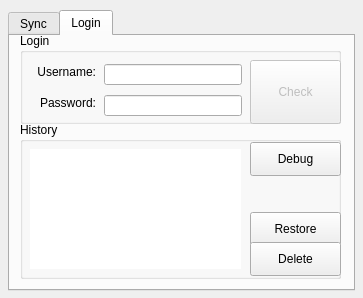
megachweng/Anki-Youdao, file YAsupportFiles/main.ui: the form before one commit.
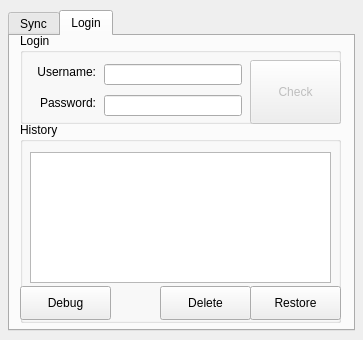
The form after the commit. The open tabs and pages were chosen to show the change.

Commit message: replace listView with Tableview make history as restored or N

Patch:
```diff
--- a/YAsupportFiles/main.ui
+++ b/YAsupportFiles/main.ui
@@ -7,7 +7,7 @@
     <x>0</x>
     <y>0</y>
     <width>363</width>
-    <height>298</height>
+    <height>340</height>
    </rect>
   </property>
   <property name="sizePolicy">
@@ -37,11 +37,11 @@
      <x>8</x>
      <y>10</y>
      <width>347</width>
-     <height>281</height>
+     <height>321</height>
     </rect>
    </property>
    <property name="currentIndex">
-    <number>1</number>
+    <number>0</number>
    </property>
    <widget class="QWidget" name="tab">
     <attribute name="title">
@@ -56,7 +56,7 @@
        <x>11</x>
        <y>85</y>
        <width>319</width>
-       <height>111</height>
+       <height>121</height>
       </rect>
      </property>
      <property name="title">
@@ -198,9 +198,9 @@
     <widget class="QWidget" name="layoutWidget">
      <property name="geometry">
       <rect>
-       <x>10</x>
-       <y>210</y>
-       <width>321</width>
+       <x>20</x>
+       <y>260</y>
+       <width>301</width>
        <height>31</height>
       </rect>
      </property>
@@ -227,6 +227,22 @@
       </item>
      </layout>
     </widget>
+    <widget class="QLabel" name="lastSync">
+     <property name="geometry">
+      <rect>
+       <x>20</x>
+       <y>220</y>
+       <width>301</width>
+       <height>20</height>
+      </rect>
+     </property>
+     <property name="text">
+      <string>Last Sync: None</string>
+     </property>
+     <property name="alignment">
+      <set>Qt::AlignRight|Qt::AlignTrailing|Qt::AlignVCenter</set>
+     </property>
+    </widget>
    </widget>
    <widget class="QWidget" name="tab_2">
     <attribute name="title">
@@ -340,44 +356,17 @@
        <x>10</x>
        <y>86</y>
        <width>321</width>
-       <height>157</height>
+       <height>201</height>
       </rect>
      </property>
      <property name="title">
       <string>History</string>
      </property>
-     <widget class="QListWidget" name="history">
-      <property name="geometry">
-       <rect>
-        <x>10</x>
-        <y>27</y>
-        <width>211</width>
-        <height>120</height>
-       </rect>
-      </property>
-      <property name="font">
-       <font>
-        <pointsize>14</pointsize>
-       </font>
-      </property>
-      <property name="autoFillBackground">
-       <bool>false</bool>
-      </property>
-      <property name="frameShape">
-       <enum>QFrame::NoFrame</enum>
-      </property>
-      <property name="selectionMode">
-       <enum>QAbstractItemView::ExtendedSelection</enum>
-      </property>
-      <property name="wordWrap">
-       <bool>false</bool>
-      </property>
-     </widget>
      <widget class="QPushButton" name="RestoreHistory">
       <property name="geometry">
        <rect>
         <x>230</x>
-        <y>90</y>
+        <y>164</y>
         <width>91</width>
         <height>34</height>
        </rect>
@@ -389,8 +378,8 @@
      <widget class="QPushButton" name="deleteHistory">
       <property name="geometry">
        <rect>
-        <x>230</x>
-        <y>120</y>
+        <x>140</x>
+        <y>164</y>
         <width>91</width>
         <height>34</height>
        </rect>
@@ -402,8 +391,8 @@
      <widget class="QPushButton" name="showDebug">
       <property name="geometry">
        <rect>
-        <x>230</x>
-        <y>20</y>
+        <x>0</x>
+        <y>164</y>
         <width>91</width>
         <height>34</height>
        </rect>
@@ -412,6 +401,60 @@
        <string>Debug</string>
       </property>
      </widget>
+     <widget class="QTableWidget" name="table">
+      <property name="geometry">
+       <rect>
+        <x>10</x>
+        <y>30</y>
+        <width>301</width>
+        <height>131</height>
+       </rect>
+      </property>
+      <property name="font">
+       <font>
+        <pointsize>12</pointsize>
+       </font>
+      </property>
+      <property name="editTriggers">
+       <set>QAbstractItemView::NoEditTriggers</set>
+      </property>
+      <property name="alternatingRowColors">
+       <bool>false</bool>
+      </property>
+      <property name="selectionMode">
+       <enum>QAbstractItemView::SingleSelection</enum>
+      </property>
+      <property name="selectionBehavior">
+       <enum>QAbstractItemView::SelectRows</enum>
+      </property>
+      <property name="textElideMode">
+       <enum>Qt::ElideLeft</enum>
+      </property>
+      <property name="showGrid">
+       <bool>false</bool>
+      </property>
+      <property name="wordWrap">
+       <bool>false</bool>
+      </property>
+      <property name="cornerButtonEnabled">
+       <bool>false</bool>
+      </property>
+      <attribute name="horizontalHeaderMinimumSectionSize">
+       <number>8</number>
+      </attribute>
+      <attribute name="horizontalHeaderStretchLastSection">
+       <bool>true</bool>
+      </attribute>
+      <attribute name="verticalHeaderVisible">
+       <bool>false</bool>
+      </attribute>
+      <attribute name="verticalHeaderHighlightSections">
+       <bool>true</bool>
+      </attribute>
+      <attribute name="verticalHeaderStretchLastSection">
+       <bool>false</bool>
+      </attribute>
+     </widget>
     </widget>
    </widget>
   </widget>
@@ -419,9 +462,9 @@
    <property name="geometry">
     <rect>
      <x>10</x>
-     <y>300</y>
+     <y>340</y>
      <width>344</width>
-     <height>191</height>
+     <height>151</height>
     </rect>
    </property>
    <property name="font">
```
The commit also changes 1 other file.
